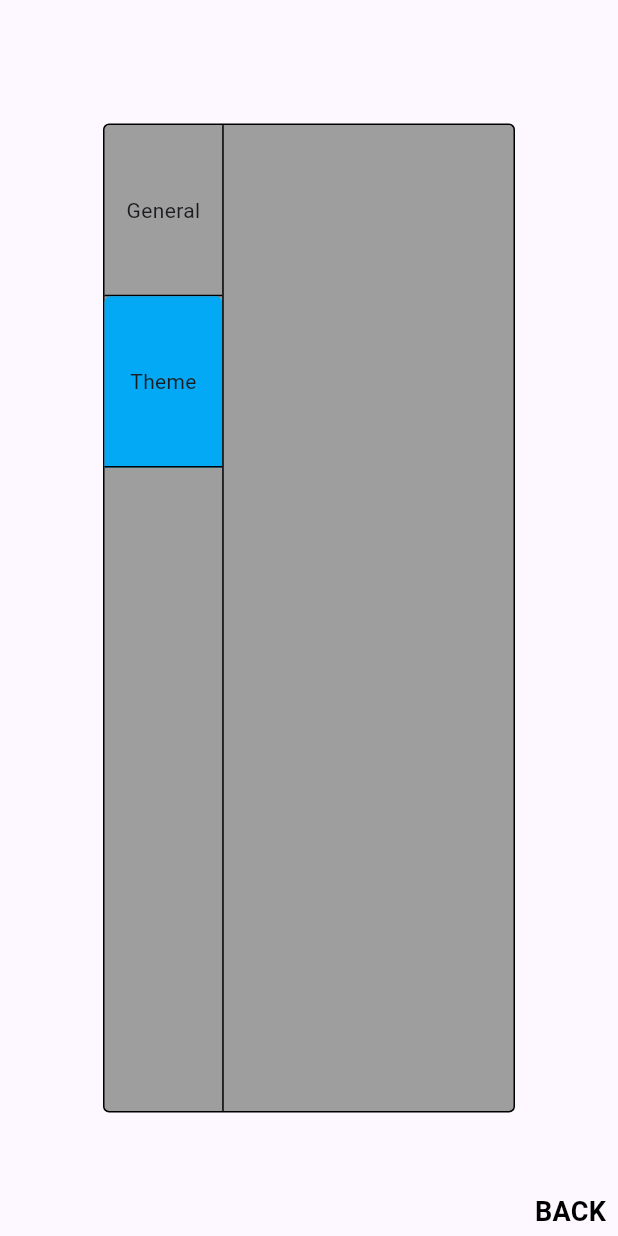
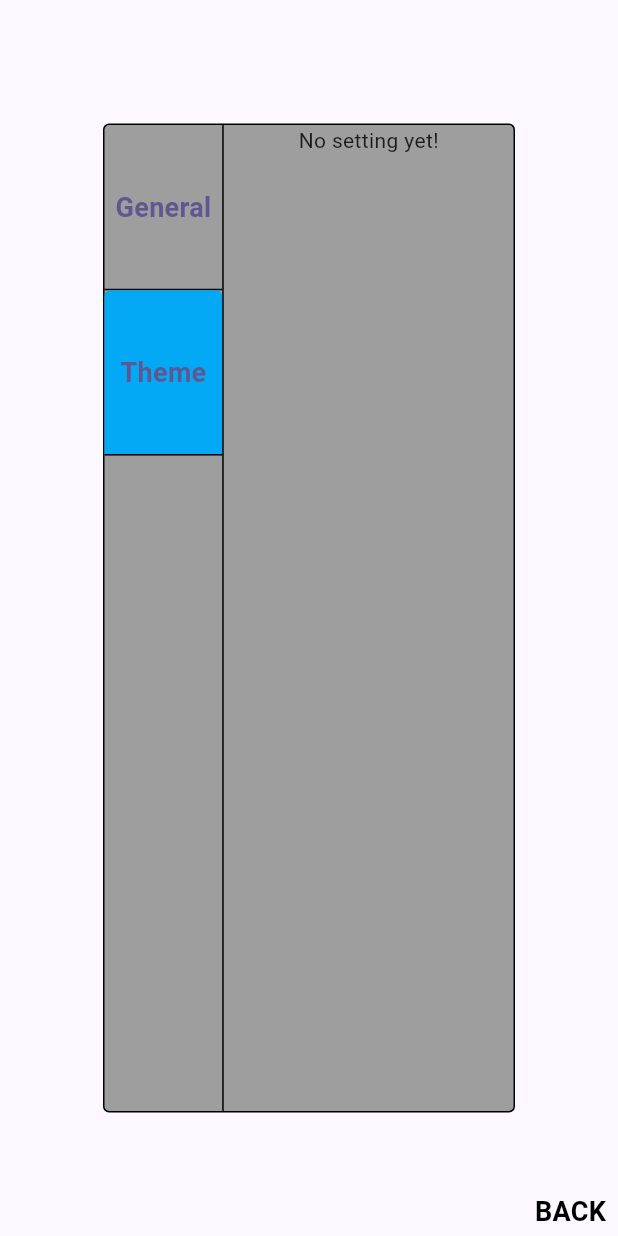
Before and after one commit to buidainhattan/chess-gui-flutter, a Flutter app: the SettingsMenu widget shown alone on an empty page, opened directly, after a tap on "Theme", on a phone screen of 412 x 824 dp. Run offline on Flutter 3.47's test engine with Material 3 defaults, Android fonts, the phone set to English and light mode, and no system bars; our stand-ins replace dart_mappable, flutter_svg, go_router, socket_io_client, web; missing offline and left inert: auto_size_text_plus, dart:ffi, dart:js_interop, flutter_soloud, window_manager; generated files the repository leaves out were written again.

Commit message:
feat: refactor settings menu UI and improve tab selection logic

```diff
--- a/lib/features/main_menu/view/settings_menu.dart
+++ b/lib/features/main_menu/view/settings_menu.dart
@@ -1,3 +1,4 @@
+import 'package:chess_app/core/styles/text.dart';
 import 'package:chess_app/core/widgets/custom_buttons.dart';
 import 'package:chess_app/features/main_menu/viewmodel/settings_menu_viewmodel.dart';
 import 'package:flutter/material.dart';
@@ -33,17 +34,16 @@ class SettingsMenu extends StatelessWidget {
                   border: Border.all(),
                   borderRadius: BorderRadius.circular(4),
                 ),
-                child: Row(
+                child: Selector<SettingsMenuViewmodel, int>(
+                  selector: (context, viewmodel) => viewmodel.selectedTabIndex,
+                  builder: (context, selectedIndex, child) {
+                    return Row(
                       children: [
                         SizedBox(
                           width: optionWidth,
                           child: ListView(
                             children: [
                               ...viewmodel.options.asMap().entries.map((entry) {
-                            return Selector<SettingsMenuViewmodel, int>(
-                              selector: (context, viewmodel) =>
-                                  viewmodel.selectedTabIndex,
-                              builder: (context, selectedIndex, child) {
                                 return _SettingTab(
                                   index: entry.key,
                                   selectedIndex: selectedIndex,
@@ -51,8 +51,6 @@ class SettingsMenu extends StatelessWidget {
                                   vPadding: vPadding,
                                   callBack: () => viewmodel
                                       .updateSelectedTabIndex(entry.key),
-                                );
-                              },
                                 );
                               }),
                             ],
@@ -63,8 +61,15 @@ class SettingsMenu extends StatelessWidget {
                           width: verticalStripWidth,
                           height: double.infinity,
                         ),
-                    Expanded(child: ListView()),
+                        Expanded(
+                          child: switch (selectedIndex) {
+                            1 => _SecondTabSettings(),
+                            _ => _FirstTabSettings(viewmodel.playerName),
+                          },
+                        ),
                       ],
+                    );
+                  },
                 ),
               );
             },
@@ -119,9 +124,39 @@ class _SettingTab extends StatelessWidget {
         hoverColor: Colors.lightBlue,
         child: Padding(
           padding: EdgeInsets.symmetric(vertical: vPadding),
-          child: Center(child: Text(text)),
+          child: Center(child: Text(text, style: context.menuText())),
         ),
       ),
     );
   }
 }
+
+class _FirstTabSettings extends StatelessWidget {
+  final String playerName;
+
+  const _FirstTabSettings(this.playerName);
+
+  @override
+  Widget build(BuildContext context) {
+    return ListView(
+      children: [
+        Row(
+          mainAxisAlignment: MainAxisAlignment.spaceBetween,
+          children: [
+            Text("Your name: $playerName"),
+            IconButton(onPressed: () {}, icon: Icon(Icons.edit)),
+          ],
+        ),
+      ],
+    );
+  }
+}
+
+class _SecondTabSettings extends StatelessWidget {
+  const _SecondTabSettings();
+
+  @override
+  Widget build(BuildContext context) {
+    return ListView(children: [Center(child: Text("No setting yet!"))]);
+  }
+}
```
Lines whose indentation alone changed are shown as unchanged.
